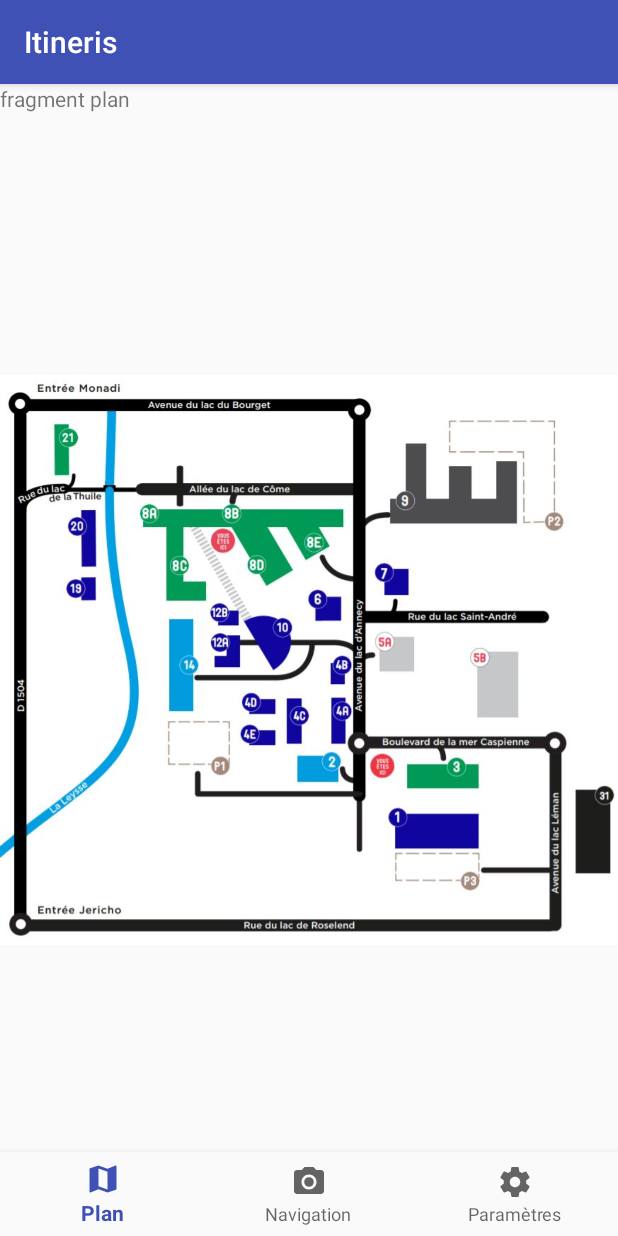
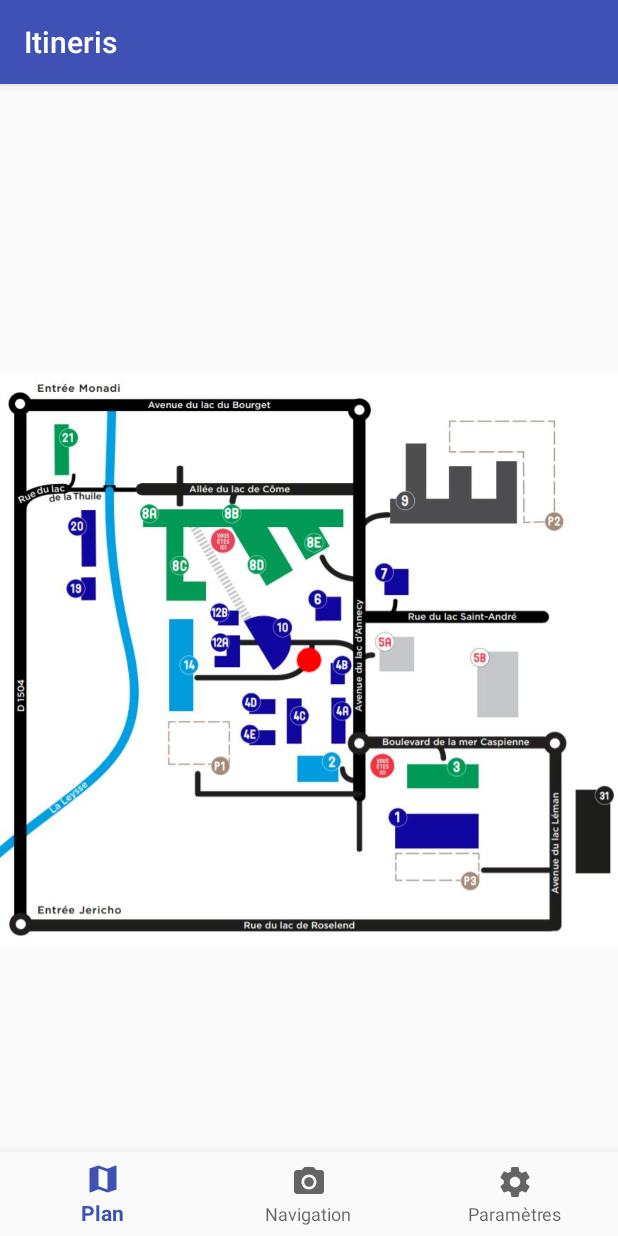
Before and after one commit to JoffreyDuc/Itineris, an Android app: the screen it shows after launch (MainActivity), on a phone screen of 412 x 824 dp. Run offline under Robolectric (Android 15) with nearby library versions, the phone set to English and light mode, and no system bars.

Commit message:
Canvas dessiné sur image

```diff
--- a/app/src/main/java/com/example/joffrey/itineris/MapFragment.java
+++ b/app/src/main/java/com/example/joffrey/itineris/MapFragment.java
@@ -16,7 +16,6 @@ public class MapFragment extends Fragment {
     private ImageView iv_canvas;
     private Canvas canvas;
     private Paint paint;
-    private Bitmap baseBitmap;
 
     public static MapFragment newInstance() {
         MapFragment fragment = new MapFragment();
@@ -25,27 +24,21 @@ public class MapFragment extends Fragment {
 
     @Override
     public void onCreate(Bundle savedInstanceState) {
-        /*
-        http://joerg-richter.fuyosoft.com/?p=120
-        https://www.programering.com/a/MTO4gDMwATU.html
-         */
         super.onCreate(savedInstanceState);
-
-        paint = new Paint();
-        paint.setStrokeWidth(5);
-        paint.setColor(Color.RED);
-
-        if (baseBitmap == null) {
-            /*baseBitmap = Bitmap.createBitmap(iv_canvas.getWidth(), iv_canvas.getHeight(), Bitmap.Config.ARGB_8888);
-            canvas = new Canvas(baseBitmap);
-            canvas.drawColor(Color.WHITE);*/
-        }
-
     }
 
     @Override
     public View onCreateView(LayoutInflater inflater, ViewGroup container, Bundle savedInstanceState) {
-        return inflater.inflate(R.layout.fragment_map, container, false);
+        View rootView = inflater.inflate(R.layout.fragment_map, container, false);
+
+        View v = new PositionCanvas(getActivity().getApplicationContext());
+        Bitmap bitmap = Bitmap.createBitmap(500, 500, Bitmap.Config.ARGB_8888); //width, height,..
+        Canvas canvas = new Canvas(bitmap);
+        v.draw(canvas);
+        ImageView iv = (ImageView) rootView.findViewById(R.id.ivCanvas);
+        iv.setImageBitmap(bitmap);
+
+        return rootView;
     }
 
 }
--- /dev/null
+++ b/app/src/main/java/com/example/joffrey/itineris/PositionCanvas.java
@@ -0,0 +1,22 @@
+package com.example.joffrey.itineris;
+
+import android.content.Context;
+import android.graphics.Canvas;
+import android.graphics.Color;
+import android.graphics.Paint;
+import android.view.View;
+
+public class PositionCanvas extends View {
+    public PositionCanvas(Context context) {
+        super(context);
+    }
+
+    @Override
+    protected void onDraw(Canvas canvas){
+        super.onDraw(canvas);
+        Paint paint = new Paint();
+        paint.setColor(Color.RED);
+        //canvas.drawRect(150, 150, 200, 300, paint);
+        canvas.drawCircle(250, 250, 10, paint);
+    }
+}
--- a/app/src/main/res/layout/fragment_map.xml
+++ b/app/src/main/res/layout/fragment_map.xml
@@ -5,15 +5,25 @@
     android:layout_height="match_parent"
     tools:context=".MapFragment">
 
-    <TextView
+    <RelativeLayout
         android:layout_width="match_parent"
-        android:layout_height="match_parent"
-        android:text="fragment plan" />
+        android:layout_height="wrap_content">
 
-    <ImageView
-        android:id="@+id/ivPlanUsmb"
-        android:layout_width="match_parent"
-        android:layout_height="wrap_content"
-        android:src="@drawable/plan_usmb" />
+        <ImageView
+            android:id="@+id/ivPlanUsmb"
+            android:layout_width="match_parent"
+            android:layout_height="wrap_content"
+            android:src="@drawable/plan_usmb" />
+
+        <ImageView
+            android:id="@+id/ivCanvas"
+            android:layout_width="wrap_content"
+            android:layout_height="wrap_content"
+            android:layout_alignTop="@id/ivPlanUsmb"
+            android:layout_alignBottom="@id/ivPlanUsmb"
+            android:layout_alignLeft="@id/ivPlanUsmb"
+            android:layout_alignRight="@id/ivPlanUsmb" />
+
+    </RelativeLayout>
 
 </FrameLayout>
```
